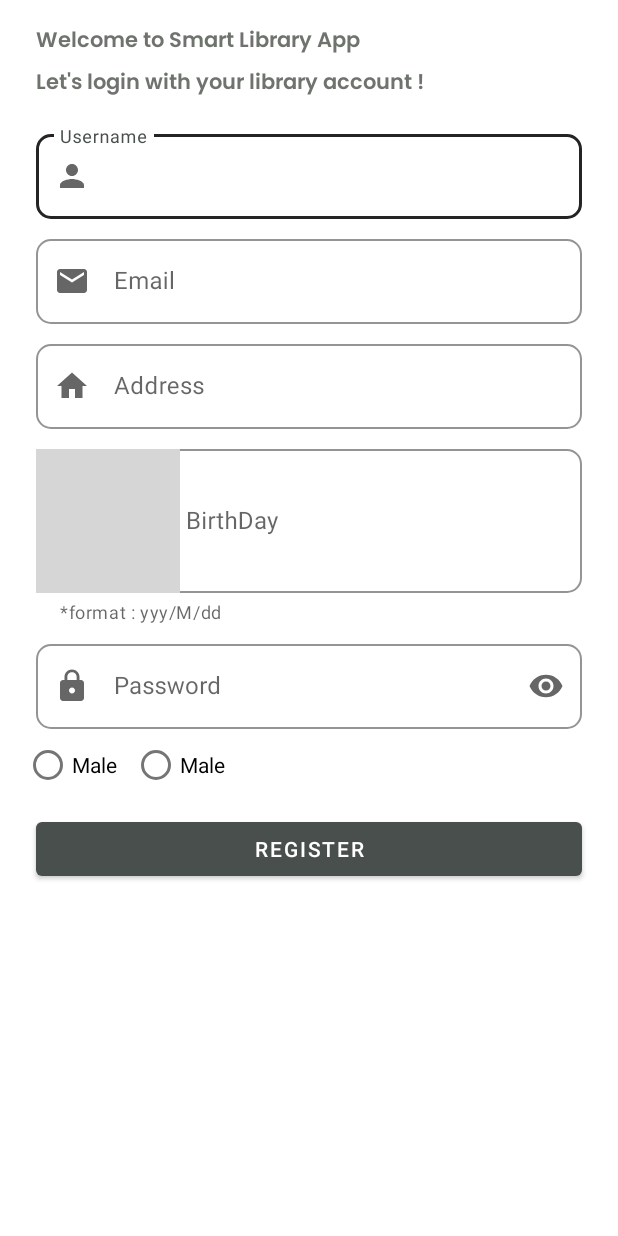
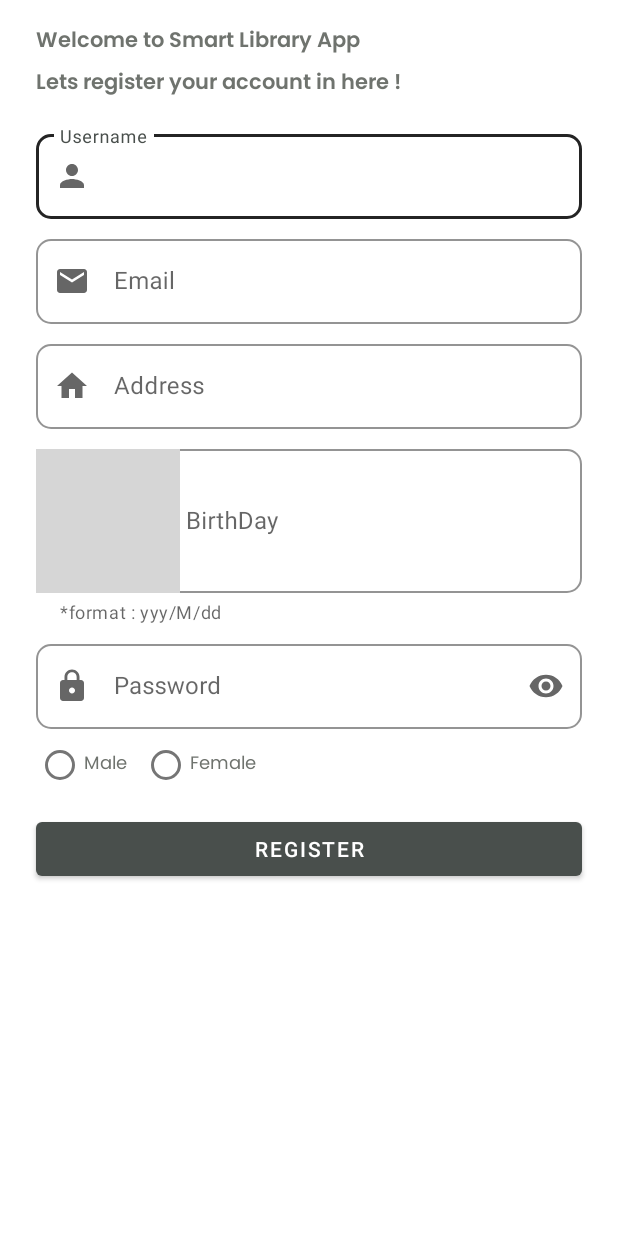
Before and after one commit to Turing-Team-B21-CAP0257/Lybre-Application, an Android app: the fragment RegisterFragment shown on its own in the app's theme, on a phone screen of 412 x 824 dp. Run offline under Robolectric (Android 15) with nearby library versions, the phone set to English and light mode, and no system bars; 1 statement that could not run was skipped; grey boxes are pictures that could not be loaded.

Commit message:
tidy up more style in xml

```diff
--- a/app/src/main/res/layout/fragment_register.xml
+++ b/app/src/main/res/layout/fragment_register.xml
@@ -13,29 +13,21 @@
 
         <TextView
             android:id="@+id/textView"
+            style="@style/title_head2_text"
             android:layout_width="0dp"
             android:layout_height="wrap_content"
-            android:layout_marginStart="8dp"
-            android:layout_marginEnd="8dp"
-            android:fontFamily="@font/poppins_semibold"
-            android:text="Welcome to Smart Library App"
-            android:textColor="@color/palette_400"
-            android:textSize="14sp"
+            android:text="@string/welcome_login_title"
             app:layout_constraintEnd_toEndOf="parent"
             app:layout_constraintStart_toStartOf="parent"
             app:layout_constraintTop_toTopOf="parent" />
 
         <TextView
             android:id="@+id/textView2"
+            style="@style/title_head2_text"
             android:layout_width="0dp"
             android:layout_height="wrap_content"
-            android:layout_marginStart="8dp"
             android:layout_marginTop="4dp"
-            android:layout_marginEnd="8dp"
-            android:fontFamily="@font/poppins_semibold"
-            android:text="Let's login with your library account !"
-            android:textColor="@color/palette_400"
-            android:textSize="14sp"
+            android:text="@string/welcome_register_title"
             app:layout_constraintEnd_toEndOf="parent"
             app:layout_constraintStart_toStartOf="parent"
             app:layout_constraintTop_toBottomOf="@+id/textView" />
@@ -48,7 +40,7 @@
             android:layout_marginStart="8dp"
             android:layout_marginTop="16dp"
             android:layout_marginEnd="8dp"
-            android:hint="Username"
+            android:hint="@string/username_title"
             app:boxCornerRadiusBottomEnd="10dp"
             app:boxCornerRadiusBottomStart="10dp"
             app:boxCornerRadiusTopEnd="10dp"
@@ -73,7 +65,7 @@
             android:layout_marginStart="8dp"
             android:layout_marginTop="8dp"
             android:layout_marginEnd="8dp"
-            android:hint="Email"
+            android:hint="@string/email_title"
             app:boxCornerRadiusBottomEnd="10dp"
             app:boxCornerRadiusBottomStart="10dp"
             app:boxCornerRadiusTopEnd="10dp"
@@ -98,7 +90,7 @@
             android:layout_marginStart="8dp"
             android:layout_marginTop="8dp"
             android:layout_marginEnd="8dp"
-            android:hint="Address"
+            android:hint="@string/address_title"
             app:boxCornerRadiusBottomEnd="10dp"
             app:boxCornerRadiusBottomStart="10dp"
             app:boxCornerRadiusTopEnd="10dp"
@@ -123,7 +115,7 @@
             android:layout_marginStart="8dp"
             android:layout_marginTop="8dp"
             android:layout_marginEnd="8dp"
-            android:hint="BirthDay"
+            android:hint="@string/birthday_title"
             app:helperText="*format : yyy/M/dd"
             app:boxCornerRadiusBottomEnd="10dp"
             app:boxCornerRadiusBottomStart="10dp"
@@ -150,7 +142,7 @@
             android:layout_marginStart="8dp"
             android:layout_marginTop="8dp"
             android:layout_marginEnd="8dp"
-            android:hint="Password"
+            android:hint="@string/password_title"
             app:boxCornerRadiusBottomEnd="10dp"
             app:boxCornerRadiusBottomStart="10dp"
             app:boxCornerRadiusTopEnd="10dp"
@@ -171,8 +163,9 @@
 
         <RadioGroup
             android:id="@+id/rg_sex"
-            android:layout_width="match_parent"
+            android:layout_width="0dp"
             android:layout_height="wrap_content"
+            android:layout_marginStart="8dp"
             android:orientation="horizontal"
             app:layout_constraintEnd_toEndOf="parent"
             app:layout_constraintStart_toStartOf="parent"
@@ -180,16 +173,18 @@
 
             <RadioButton
                 android:id="@+id/rb_male"
+                style="@style/title_content_text"
                 android:layout_width="wrap_content"
                 android:layout_height="wrap_content"
-                android:text="Male" />
+                android:text="@string/male_title" />
 
             <RadioButton
                 android:id="@+id/rb_female"
+                style="@style/title_content_text"
                 android:layout_width="wrap_content"
                 android:layout_height="wrap_content"
                 android:layout_marginStart="10dp"
-                android:text="Male" />
+                android:text="@string/female_title" />
         </RadioGroup>
 
         <com.google.android.material.button.MaterialButton
@@ -198,44 +193,10 @@
             android:layout_marginStart="8dp"
             android:layout_marginTop="8dp"
             android:layout_marginEnd="8dp"
-            android:text="Register"
+            android:text="@string/register_title"
             app:layout_constraintEnd_toEndOf="parent"
             app:layout_constraintStart_toStartOf="parent"
             app:layout_constraintTop_toBottomOf="@+id/rg_sex" />
 
-        <!--        <ImageView-->
-        <!--            android:id="@+id/imageView5"-->
-        <!--            android:layout_width="wrap_content"-->
-        <!--            android:layout_height="wrap_content"-->
-        <!--            android:layout_marginStart="8dp"-->
-        <!--            android:layout_marginBottom="24dp"-->
-        <!--            android:src="@drawable/email_black_24dp"-->
-        <!--            app:layout_constraintBottom_toBottomOf="parent"-->
-        <!--            app:layout_constraintStart_toStartOf="parent" />-->
-
-        <!--        <TextView-->
-        <!--            android:id="@+id/textView7"-->
-        <!--            android:layout_width="wrap_content"-->
-        <!--            android:layout_height="wrap_content"-->
-        <!--            android:layout_marginStart="4dp"-->
-        <!--            android:text="SmartLibrary_Officiall@gmail.com"-->
-        <!--            android:textSize="10sp"-->
-        <!--            android:textColor="@color/palette_400"-->
-        <!--            android:fontFamily="@font/poppins_regular"-->
-        <!--            app:layout_constraintBottom_toBottomOf="@+id/imageView5"-->
-        <!--            app:layout_constraintStart_toEndOf="@+id/imageView5"-->
-        <!--            app:layout_constraintTop_toTopOf="@+id/imageView5" />-->
-
-        <!--        <TextView-->
-        <!--            android:id="@+id/textView8"-->
-        <!--            android:layout_width="wrap_content"-->
-        <!--            android:layout_height="wrap_content"-->
-        <!--            android:text="CopyRight by Smart Library System 2021"-->
-        <!--            android:textSize="10sp"-->
-        <!--            android:textColor="@color/palette_400"-->
-        <!--            android:fontFamily="@font/poppins_regular"-->
-        <!--            app:layout_constraintStart_toStartOf="@+id/imageView5"-->
-        <!--            app:layout_constraintTop_toBottomOf="@+id/imageView5" />-->
-
     </androidx.constraintlayout.widget.ConstraintLayout>
 </androidx.core.widget.NestedScrollView>
--- a/app/src/main/res/values/strings.xml
+++ b/app/src/main/res/values/strings.xml
@@ -2,6 +2,19 @@
     <string name="app_name">Smart Library App</string>
     <string name="login_title">Login</string>
     <string name="register_title">Register</string>
-    <!-- TODO: Remove or change this placeholder text -->
     <string name="hello_blank_fragment">Hello blank fragment</string>
+    <string name="welcome_login_title">Welcome to Smart Library App</string>
+    <string name="welcome_login_title2">Lets login with your library account !</string>
+    <string name="username_title">Username</string>
+    <string name="password_title">Password</string>
+    <string name="forgot_password_title">Forgot the password ?</string>
+    <string name="email_smartlibrary_title">SmartLibrary_Officiall@gmail.com</string>
+    <string name="copyright_title">CopyRight by Smart Library System 2021</string>
+    <string name="welcome_register_title">Lets register your account in here !</string>
+    <string name="email_title">Email</string>
+    <string name="address_title">Address</string>
+    <string name="birthday_title">BirthDay</string>
+    <string name="male_title">Male</string>
+    <string name="female_title">Female</string>
+    <string name="register_title">Register</string>
 </resources>
--- a/app/src/main/res/values/themes.xml
+++ b/app/src/main/res/values/themes.xml
@@ -13,4 +13,28 @@
         <item name="android:statusBarColor" tools:targetApi="l">?attr/colorPrimaryVariant</item>
         <!-- Customize your theme here. -->
     </style>
+
+    <style name="margin_auth" parent="Theme.SmartLibraryApp">
+        <item name="android:layout_marginStart">8dp</item>
+        <item name="android:layout_marginEnd">8dp</item>
+    </style>
+
+    <style name="title_head2_text" parent="margin_auth">
+        <item name="fontFamily">@font/poppins_semibold</item>
+        <item name="android:textColor">@color/palette_400</item>
+        <item name="android:textSize">14sp</item>
+    </style>
+
+    <style name="title_content_text">
+        <item name="fontFamily">@font/poppins_regular</item>
+        <item name="android:textColor">@color/palette_400</item>
+        <item name="android:textSize">12sp</item>
+    </style>
+
+    <style name="title_content_small_text">
+        <item name="fontFamily">@font/poppins_regular</item>
+        <item name="android:textColor">@color/palette_400</item>
+        <item name="android:textSize">10sp</item>
+    </style>
+
 </resources>
```
Also changed, not shown: app/src/main/res/layout/fragment_login.xml (+13 -26 lines).
